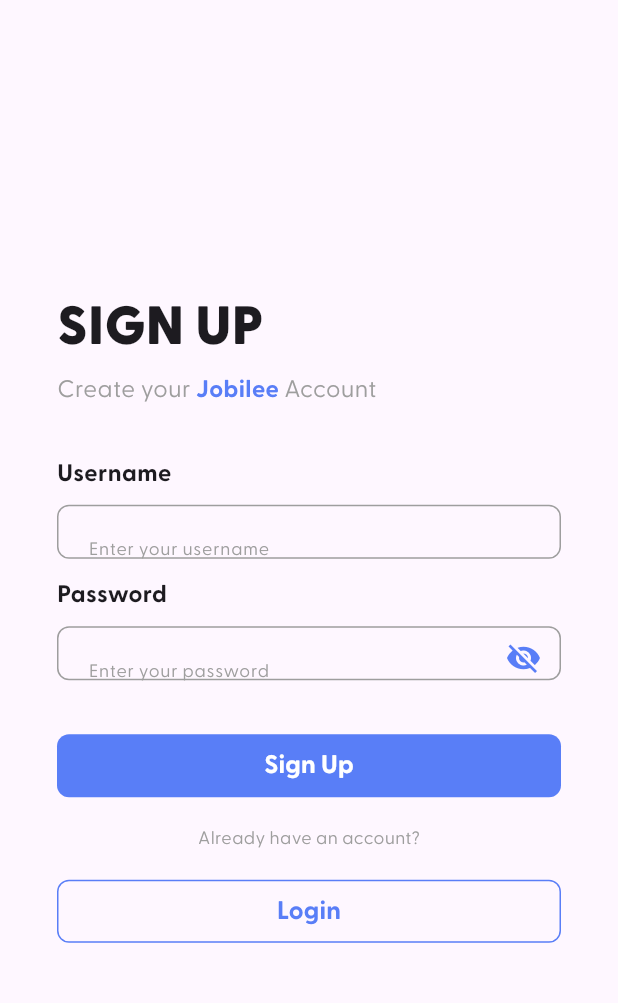
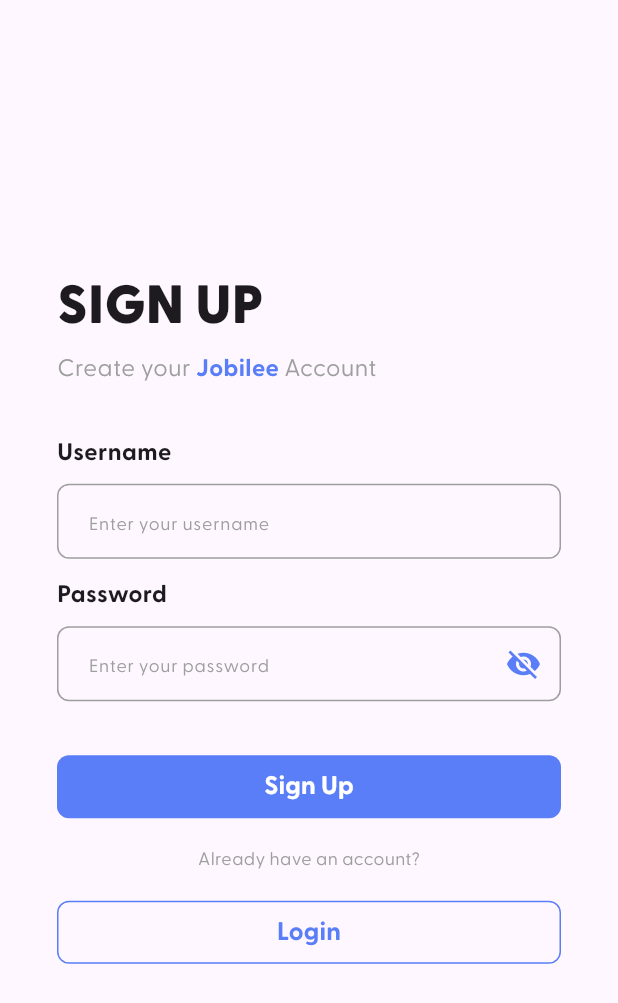
Before and after one commit to IqbalAndhikaD/Jobilee, a Flutter app: the screen it shows after launch, after a tap on "Create Account", on a phone screen of 412 x 824 dp. Shown: the top 1003 px of the screen. Run offline on Flutter 3.47's test engine with Material 3 defaults, Android fonts, the phone set to English and light mode, and no system bars.

Commit message:
update padding field on login & signup

```diff
--- a/lib/login.dart
+++ b/lib/login.dart
@@ -78,7 +78,6 @@ class _LoginState extends State<Login> {
               Padding(
                 padding: const EdgeInsets.symmetric(horizontal: 0.0),
                 child: Container(
-                  height: 36,
                   decoration: BoxDecoration(
                     border: Border.all(color: Colors.grey),
                     borderRadius: BorderRadius.circular(8)
@@ -120,7 +119,6 @@ class _LoginState extends State<Login> {
               Padding(
                 padding: const EdgeInsets.symmetric(horizontal: 0.0),
                 child: Container(
-                  height: 36,
                   decoration: BoxDecoration(
                     border: Border.all(color: Colors.grey),
                     borderRadius: BorderRadius.circular(8)
@@ -129,6 +127,7 @@ class _LoginState extends State<Login> {
                     padding: const EdgeInsets.only(left: 20.0),
                     child: TextField(
                       obscureText: _isSecurePassword,
+                      textAlignVertical: TextAlignVertical.center,
                       decoration: InputDecoration(
                         border: InputBorder.none,
                         hintText: 'Enter your password',
--- a/lib/register.dart
+++ b/lib/register.dart
@@ -84,7 +84,6 @@ class _LoginState extends State<Register> {
               Padding(
                 padding: const EdgeInsets.symmetric(horizontal: 0.0),
                 child: Container(
-                  height: 36,
                   decoration: BoxDecoration(
                     border: Border.all(color: Colors.grey),
                     borderRadius: BorderRadius.circular(8)
@@ -126,7 +125,6 @@ class _LoginState extends State<Register> {
               Padding(
                 padding: const EdgeInsets.symmetric(horizontal: 0.0),
                 child: Container(
-                  height: 36,
                   decoration: BoxDecoration(
                     border: Border.all(color: Colors.grey),
                     borderRadius: BorderRadius.circular(8)
@@ -135,6 +133,7 @@ class _LoginState extends State<Register> {
                     padding: const EdgeInsets.only(left: 20.0),
                     child: TextField(
                       obscureText: _isSecurePassword,
+                      textAlignVertical: TextAlignVertical.center,
                       decoration: InputDecoration(
                         border: InputBorder.none,
                         hintText: 'Enter your password',
```
Also changed, not shown: pubspec.lock.
